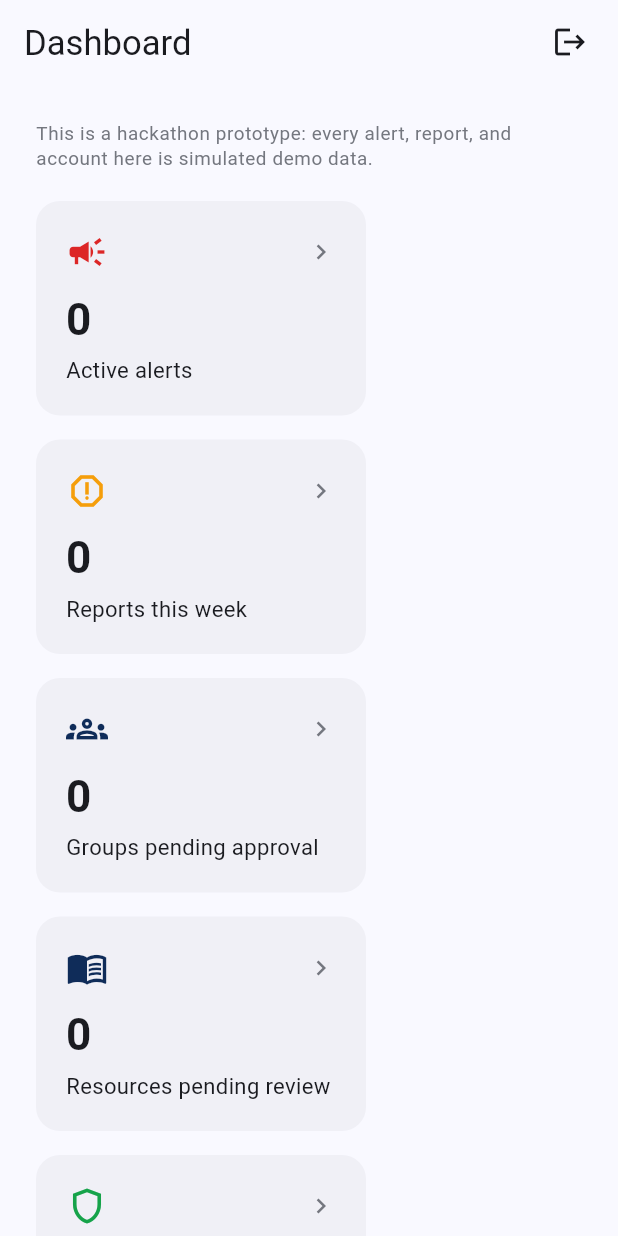
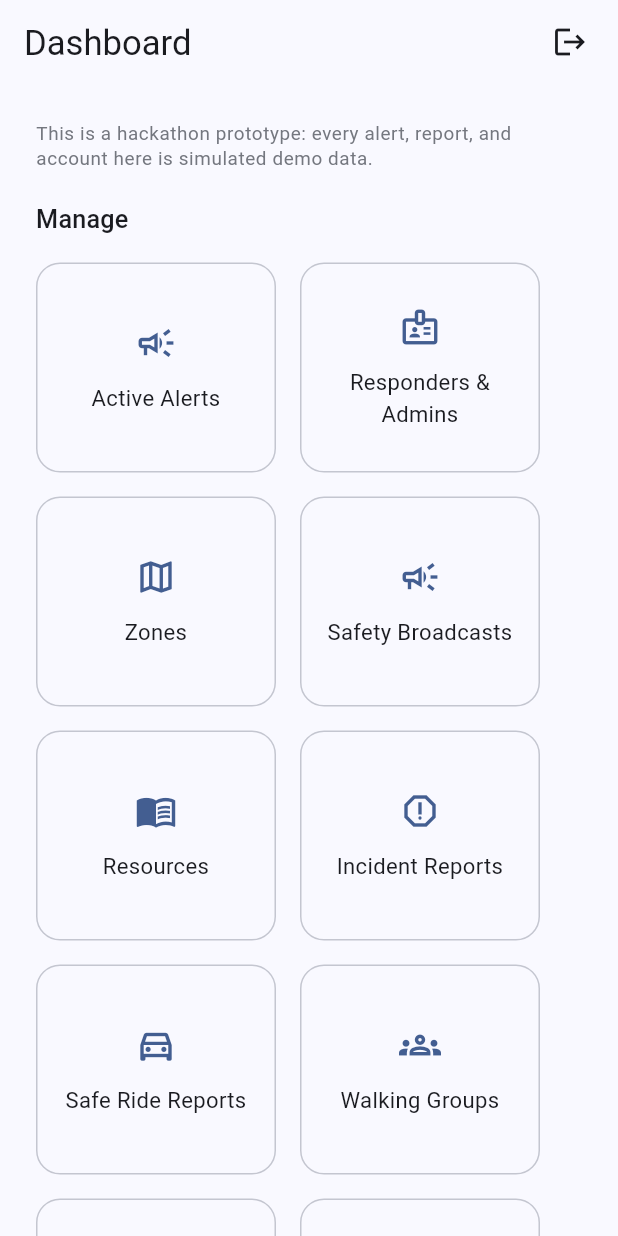
Before and after one commit to IsagoMogadile/SafeStep, a Flutter app: the AdminHomeShell screen opened directly, on a phone screen of 412 x 824 dp. Run offline on Flutter 3.47's test engine with Material 3 defaults, Android fonts, the phone set to English and light mode, and no system bars; our stand-ins replace connectivity_plus, flutter_contacts, flutter_dotenv, flutter_local_notifications, flutter_map, flutter_tts and 6 more; missing offline and left inert: google_mlkit_text_recognition, home_widget; accounts and stored records are empty.

Commit message:
Remove duplicate stat-card row from the admin Overview dashboard
The top row of 5 stat cards all pointed to sections already reachable
from the "Manage" tile grid below, which is what replaced the old
NavigationRail. Drop the redundant row (and its now-unused
fetchOverviewCounts query) and give every remaining tile a uniform
size, matching the tallest one instead of shrink-wrapping each label.

```diff
--- a/lib/features/admin/presentation/overview_tab.dart
+++ b/lib/features/admin/presentation/overview_tab.dart
@@ -1,48 +1,15 @@
 import 'package:flutter/material.dart';
 
-import '../../../core/theme/app_theme.dart';
-import '../data/admin_repository.dart';
-import 'widgets/admin_async_error.dart';
-
-/// scope.md §7 "Overview dashboard": active alerts, reports this week,
-/// pending approvals, walking-group activity patterns. Every stat card
-/// jumps straight to the section it summarizes.
-class OverviewTab extends StatefulWidget {
+/// scope.md §7 "Overview dashboard": the admin's entry point into every
+/// section — this used to be a NavigationRail, now rendered as a tile grid
+/// (see git history for the older stat-card layout this replaced).
+class OverviewTab extends StatelessWidget {
   const OverviewTab({super.key, required this.onNavigateToSection});
 
   final void Function(int sectionIndex) onNavigateToSection;
 
   @override
-  State<OverviewTab> createState() => _OverviewTabState();
-}
-
-class _OverviewTabState extends State<OverviewTab> {
-  final _repository = AdminRepository();
-  late Future<Map<String, int>> _future;
-
-  @override
-  void initState() {
-    super.initState();
-    _future = _repository.fetchOverviewCounts();
-  }
-
-  void _refresh() => setState(() { _future = _repository.fetchOverviewCounts(); });
-
-  @override
   Widget build(BuildContext context) {
-    return RefreshIndicator(
-      onRefresh: () async => _refresh(),
-      child: FutureBuilder<Map<String, int>>(
-        future: _future,
-        builder: (context, snapshot) {
-          if (snapshot.connectionState != ConnectionState.done) {
-            return const Center(child: CircularProgressIndicator());
-          }
-          if (snapshot.hasError) {
-            return AdminAsyncError(error: snapshot.error!, onRetry: _refresh);
-          }
-          final counts = snapshot.data ?? const {};
-
     return ListView(
       padding: const EdgeInsets.all(24),
       children: [
@@ -54,48 +21,6 @@ class _OverviewTabState extends State<OverviewTab> {
           ).textTheme.bodySmall?.copyWith(color: Theme.of(context).colorScheme.outline),
         ),
         const SizedBox(height: 20),
-              Wrap(
-                spacing: 16,
-                runSpacing: 16,
-                children: [
-                  _StatCard(
-                    icon: Icons.campaign,
-                    color: AppColors.alert,
-                    label: 'Active alerts',
-                    value: counts['activeAlerts'] ?? 0,
-                    onTap: () => widget.onNavigateToSection(1),
-                  ),
-                  _StatCard(
-                    icon: Icons.report_outlined,
-                    color: AppColors.caution,
-                    label: 'Reports this week',
-                    value: counts['reportsThisWeek'] ?? 0,
-                    onTap: () => widget.onNavigateToSection(6),
-                  ),
-                  _StatCard(
-                    icon: Icons.groups_outlined,
-                    color: AppColors.seed,
-                    label: 'Groups pending approval',
-                    value: counts['pendingGroups'] ?? 0,
-                    onTap: () => widget.onNavigateToSection(8),
-                  ),
-                  _StatCard(
-                    icon: Icons.menu_book_outlined,
-                    color: AppColors.seed,
-                    label: 'Resources pending review',
-                    value: counts['pendingResources'] ?? 0,
-                    onTap: () => widget.onNavigateToSection(5),
-                  ),
-                  _StatCard(
-                    icon: Icons.shield_outlined,
-                    color: AppColors.safe,
-                    label: 'Approved groups requesting patrol',
-                    value: counts['patrolRequests'] ?? 0,
-                    onTap: () => widget.onNavigateToSection(8),
-                  ),
-                ],
-              ),
-              const SizedBox(height: 32),
         Text('Manage', style: Theme.of(context).textTheme.titleMedium),
         const SizedBox(height: 16),
         Wrap(
@@ -105,121 +30,61 @@ class _OverviewTabState extends State<OverviewTab> {
             _NavTile(
               icon: Icons.campaign_outlined,
               label: 'Active Alerts',
-                    onTap: () => widget.onNavigateToSection(1),
+              onTap: () => onNavigateToSection(1),
             ),
             _NavTile(
               icon: Icons.badge_outlined,
               label: 'Responders & Admins',
-                    onTap: () => widget.onNavigateToSection(2),
+              onTap: () => onNavigateToSection(2),
             ),
             _NavTile(
               icon: Icons.map_outlined,
               label: 'Zones',
-                    onTap: () => widget.onNavigateToSection(3),
+              onTap: () => onNavigateToSection(3),
             ),
             _NavTile(
               icon: Icons.campaign_outlined,
               label: 'Safety Broadcasts',
-                    onTap: () => widget.onNavigateToSection(4),
+              onTap: () => onNavigateToSection(4),
             ),
             _NavTile(
               icon: Icons.menu_book_outlined,
               label: 'Resources',
-                    onTap: () => widget.onNavigateToSection(5),
+              onTap: () => onNavigateToSection(5),
             ),
             _NavTile(
               icon: Icons.report_outlined,
               label: 'Incident Reports',
-                    onTap: () => widget.onNavigateToSection(6),
+              onTap: () => onNavigateToSection(6),
             ),
             _NavTile(
               icon: Icons.directions_car_outlined,
               label: 'Safe Ride Reports',
-                    onTap: () => widget.onNavigateToSection(7),
+              onTap: () => onNavigateToSection(7),
             ),
             _NavTile(
               icon: Icons.groups_outlined,
               label: 'Walking Groups',
-                    onTap: () => widget.onNavigateToSection(8),
+              onTap: () => onNavigateToSection(8),
             ),
             _NavTile(
               icon: Icons.call_outlined,
               label: 'Emergency Contacts',
-                    onTap: () => widget.onNavigateToSection(9),
+              onTap: () => onNavigateToSection(9),
             ),
             _NavTile(
               icon: Icons.school_outlined,
               label: 'Students',
-                    onTap: () => widget.onNavigateToSection(10),
+              onTap: () => onNavigateToSection(10),
             ),
             _NavTile(
               icon: Icons.history_outlined,
               label: 'Audit Logs',
-                    onTap: () => widget.onNavigateToSection(11),
+              onTap: () => onNavigateToSection(11),
             ),
           ],
         ),
       ],
-          );
-        },
-      ),
-    );
-  }
-}
-
-class _StatCard extends StatelessWidget {
-  const _StatCard({
-    required this.icon,
-    required this.color,
-    required this.label,
-    required this.value,
-    required this.onTap,
-  });
-
-  final IconData icon;
-  final Color color;
-  final String label;
-  final int value;
-  final VoidCallback onTap;
-
-  @override
-  Widget build(BuildContext context) {
-    return InkWell(
-      onTap: onTap,
-      borderRadius: BorderRadius.circular(16),
-      child: Container(
-        width: 220,
-        padding: const EdgeInsets.all(20),
-        decoration: BoxDecoration(
-          color: Theme.of(context).colorScheme.surfaceContainerHighest.withValues(alpha: 0.4),
-          borderRadius: BorderRadius.circular(16),
-        ),
-        child: Column(
-          crossAxisAlignment: CrossAxisAlignment.start,
-          children: [
-            Row(
-              mainAxisAlignment: MainAxisAlignment.spaceBetween,
-              children: [
-                Icon(icon, color: color, size: 28),
-                Icon(
-                  Icons.chevron_right,
-                  size: 20,
-                  color: Theme.of(context).colorScheme.outline,
-                ),
-              ],
-            ),
-            const SizedBox(height: 12),
-            Text(
-              '$value',
-              style: Theme.of(
-                context,
-              ).textTheme.headlineMedium?.copyWith(fontWeight: FontWeight.bold),
-            ),
-            const SizedBox(height: 4),
-            Text(label, style: Theme.of(context).textTheme.bodyMedium),
-          ],
-        ),
-      ),
     );
   }
 }
@@ -231,19 +96,26 @@ class _NavTile extends StatelessWidget {
   final String label;
   final VoidCallback onTap;
 
+  // Fixed size so every tile matches the tallest one (a two-line label
+  // like "Responders & Admins") regardless of how short its own label is.
+  static const _width = 160.0;
+  static const _height = 140.0;
+
   @override
   Widget build(BuildContext context) {
     return InkWell(
       onTap: onTap,
       borderRadius: BorderRadius.circular(16),
       child: Container(
-        width: 160,
+        width: _width,
+        height: _height,
         padding: const EdgeInsets.symmetric(vertical: 20, horizontal: 16),
         decoration: BoxDecoration(
           border: Border.all(color: Theme.of(context).colorScheme.outlineVariant),
           borderRadius: BorderRadius.circular(16),
         ),
         child: Column(
+          mainAxisAlignment: MainAxisAlignment.center,
           children: [
             Icon(icon, size: 28, color: Theme.of(context).colorScheme.primary),
             const SizedBox(height: 12),
```
Also changed, not shown: lib/features/admin/data/admin_repository.dart (+0 -44 lines). Lines whose indentation alone changed are shown as unchanged.
